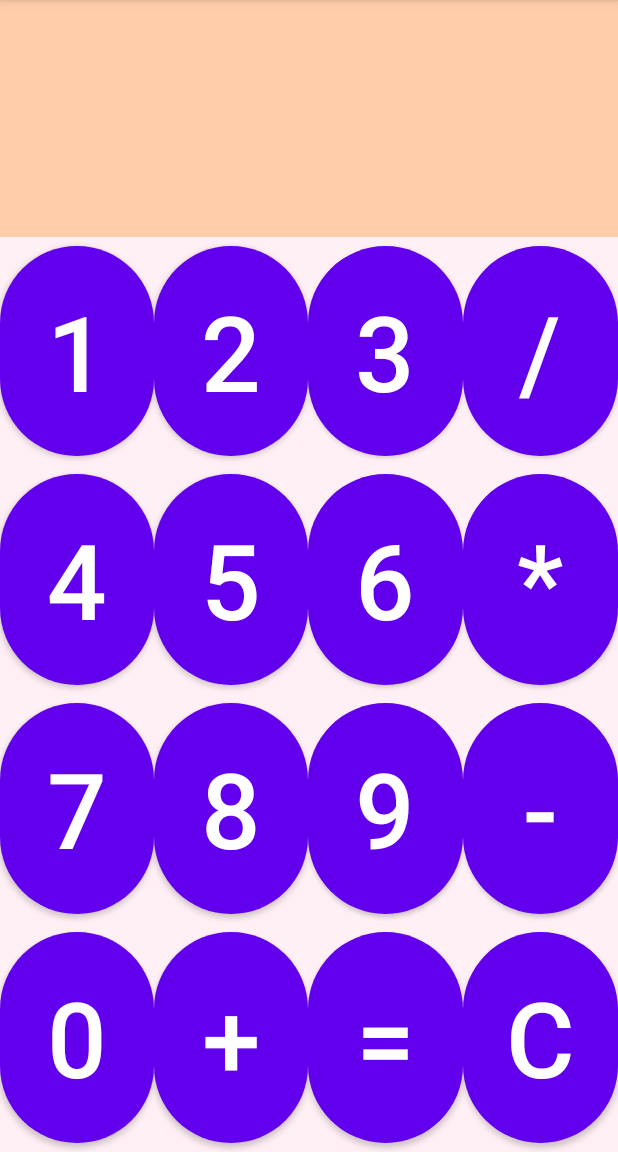
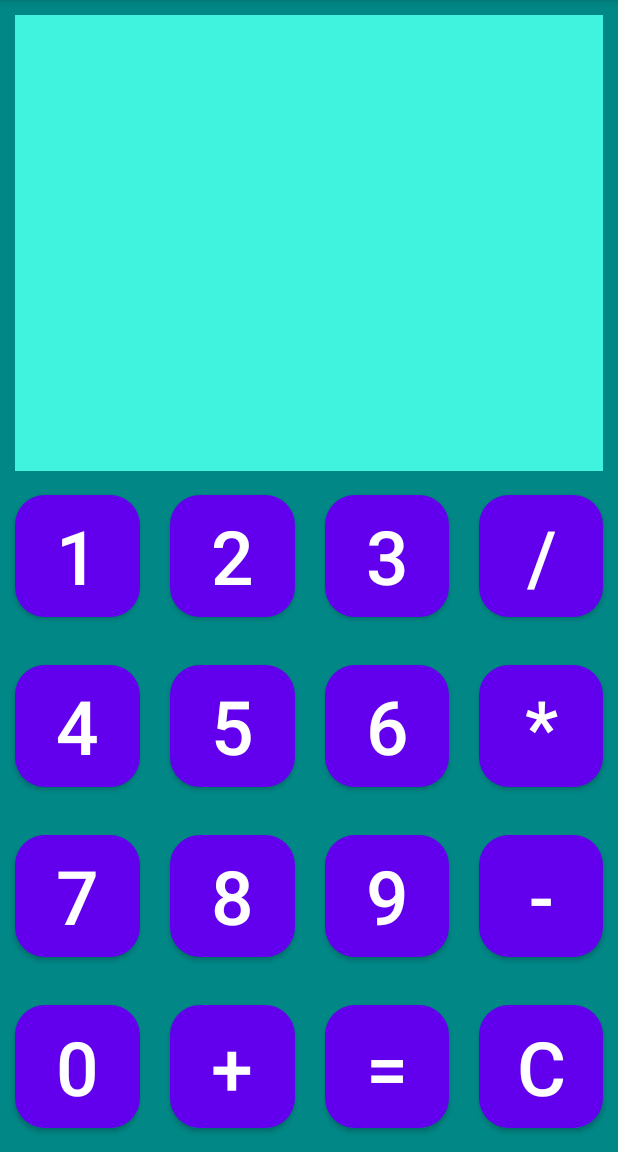
Before and after one commit to Evgeniy909/GeekBrainsLessons, an Android app: the ActivityCalc screen opened directly, with no data from a screen before it, after a tap on an icon or button, on a phone screen of 412 x 824 dp, the part 84-1236 px from its top. Run offline under Robolectric (Android 15) with nearby library versions, the phone set to English and light mode, and no system bars.

Commit message:
Четвёртый урок 1. Переделайте все кнопки на Материал. 2. Все размеры и строки сделайте ресурсами. 3. Создайте стиль для своего приложения. С темами нормально не смог разобраться. Дополнительно сделал рекомендации к третьему ДЗ.

```diff
--- a/app/src/main/java/com/example/geekbrainslessons/ActivityCalc.java
+++ b/app/src/main/java/com/example/geekbrainslessons/ActivityCalc.java
@@ -1,157 +1,126 @@
 package com.example.geekbrainslessons;
 
 import androidx.appcompat.app.AppCompatActivity;
+
+import android.annotation.SuppressLint;
 import android.os.Bundle;
 import android.view.View;
+import android.widget.Button;
 import android.widget.TextView;
+import java.util.HashMap;
 
 public class ActivityCalc extends AppCompatActivity {
 
-    TextView viewResult;
-    private View view;
+    private final int[] numbersButtonIds;
+
+    {
+        numbersButtonIds = new int[]{
+                R.id.buttonZero,
+                R.id.buttonOne,
+                R.id.buttonTwo,
+                R.id.buttonThree,
+                R.id.buttonFour,
+                R.id.buttonFive,
+                R.id.buttonSix,
+                R.id.buttonSeven,
+                R.id.buttonEight,
+                R.id.buttonNine
+        };
+    }
+
+    private final int[] operationsButtonIds;
+
+    {
+        operationsButtonIds = new int[]{
+                R.id.buttonDivision,
+                R.id.buttonMultiplication,
+                R.id.buttonSubtraction,
+                R.id.buttonAddition,
+                R.id.buttonEqually,
+                R.id.buttonClear
+        };
+    }
+
+    Calculation calc = new Calculation();
+
+    private TextView viewResult;
+
+    HashMap<Integer, String> numbersHashMap = new HashMap<>();
 
     @Override
     protected void onCreate(Bundle savedInstanceState) {
         super.onCreate(savedInstanceState);
+        setContentView(R.layout.activity_calc);
 
-        setContentView(R.layout.activity_calc);
+        Button numberButton;
+
+        int i = 0;
+
+        for (int id : numbersButtonIds) {
+            numberButton = (Button) findViewById(id);
+            numberButton.setOnClickListener(clickNumberBut);
+            numbersHashMap.put(id,"" + i++);
+        }
+
+        for (int id : operationsButtonIds) {
+            numberButton = (Button) findViewById(id);
+            numberButton.setOnClickListener(clickOperationBut);
+        }
 
         viewResult = (TextView) findViewById(R.id.textViewResult);
     }
 
-    public static char lastOtherKey;
-    public static String member = "";
-    public static String lefVal = "";
-    char otherKey = 'a';
+    View.OnClickListener clickNumberBut = new View.OnClickListener() {
+        @Override
+        public void onClick(View v) {
+            Button btn = (Button) v;
+            calc.setMember(numbersHashMap.get(btn.getId()));
+            viewResult.setText(calc.getMember());
+        }
+    };
 
-    public void ButtonClick(View view) {
+    View.OnClickListener clickOperationBut = new View.OnClickListener() {
+        @SuppressLint({"SetTextI18n", "NonConstantResourceId"})
+        @Override
+        public void onClick(View v) {
 
-        this.view = view;
-
-        if (lastOtherKey == '=') {
+            if (calc.getLastOperationKey() == '=') {
                 viewResult.setText("");
-            otherKey = 'a';
-            member = "";
+               calc.setMember("");
             }
 
-        int number;
-
-        switch (view.getId()) {
-            case R.id.buttonZero:
-                number = 0;
-                viewResult.setText(viewResult.getText() + "" + number + "");
-                member = member + number;
-                break;
-            case R.id.buttonOne:
-                number = 1;
-                viewResult.setText(viewResult.getText() + "" + number + "");
-                member = member + number;
-                break;
-            case R.id.buttonTwo:
-                number = 2;
-                viewResult.setText(viewResult.getText() + "" + number + "");
-                member = member + number;
-                break;
-            case R.id.buttonThree:
-                number = 3;
-                viewResult.setText(viewResult.getText() + "" + number + "");
-                member = member + number;
-                break;
-            case R.id.buttonFour:
-                number = 4;
-                viewResult.setText(viewResult.getText() + "" + number + "");
-                member = member + number;
-                break;
-            case R.id.buttonFive:
-                number = 5;
-                viewResult.setText(viewResult.getText() + "" + number + "");
-                member = member + number;
-                break;
-            case R.id.buttonSix:
-                number = 6;
-                viewResult.setText(viewResult.getText() + "" + number + "");
-                member = member + number;
-                break;
-            case R.id.buttonSeven:
-                number = 7;
-                viewResult.setText(viewResult.getText() + "" + number + "");
-                member = member + number;
-                break;
-            case R.id.buttonEight:
-                number = 8;
-                viewResult.setText(viewResult.getText() + "" + number + "");
-                member = member + number;
-                break;
-            case R.id.buttonNine:
-                number = 9;
-                viewResult.setText(viewResult.getText() + "" + number + "");
-                member = member + number;
-                break;
+            switch (v.getId()) {
                 case R.id.buttonDivision:
-                otherKey = '/';
-                viewResult.setText(viewResult.getText() + "/");
-                lefVal = member;
-                member = "";
+                    viewResult.setText(calc.getMember() + "/");
+                    calc.setLefVal();
+                    calc.setLastOperationKey('/');
                     break;
                 case R.id.buttonMultiplication:
-                otherKey = '*';
-                viewResult.setText(viewResult.getText() + "*");
-                lefVal = member;
-                member = "";
+                    viewResult.setText(calc.getMember() + "*");
+                    calc.setLefVal();
+                    calc.setLastOperationKey('*');
                     break;
                 case R.id.buttonSubtraction:
-                otherKey = '-';
-                viewResult.setText(viewResult.getText() + "-");
-                lefVal = member;
-                member = "";
+                    viewResult.setText(calc.getMember() + "-");
+                    calc.setLefVal();
+                    calc.setLastOperationKey('-');
                     break;
                 case R.id.buttonAddition:
-                otherKey = '+';
-                viewResult.setText(viewResult.getText() + "+");
-                lefVal = member;
-                member = "";
+                    viewResult.setText(calc.getMember() + "+");
+                    calc.setLefVal();
+                    calc.setLastOperationKey('+');
                     break;
                 case R.id.buttonEqually:
-                otherKey = '=';
+                    viewResult.setText(calc.getResult());
+                    calc.setLastOperationKey('=');
+                    calc.setMember("");
                     break;
                 case R.id.buttonClear:
-                otherKey = 'c';
+                    viewResult.setText("");
+                    calc.setLastOperationKey('c');
+                    calc.setMember("");
                     break;
             }
-
-        if (otherKey == 'c') {
-            otherKey = 'a';
-            viewResult.setText("");
-            member = "";
-            lefVal = "";
-
-        } else if (otherKey == '=') {
-
-            number = 0;
-
-            int currentVal = Integer.parseInt(member);
-            int memVal = Integer.parseInt(lefVal);
-            int result = 0;
-
-            if (lastOtherKey == '/') {
-
-                if (currentVal == 0) {
-                    viewResult.setText("Нельзя делить на ноль!");
-                    return;
-                } else {
-                    result =  memVal / currentVal;
         }
-
-            } else if (lastOtherKey == '*') {
-                result = memVal * currentVal;
-            } else if (lastOtherKey == '-') {
-                result = memVal - currentVal;
-            } else if (lastOtherKey == '+') {
-                result = memVal + currentVal;
+    };
 }
-            viewResult.setText("" + result + "");
-        }
-
-        lastOtherKey = otherKey;
-    }
-}
--- /dev/null
+++ b/app/src/main/java/com/example/geekbrainslessons/Calculation.java
@@ -0,0 +1,72 @@
+package com.example.geekbrainslessons;
+
+public class Calculation {
+
+    private String member = "";
+    private String lefVal = "";
+    private char lastOperationKey;
+    private int result = 0;
+
+    public String getMember() {
+        return lefVal + lastOperationKey + member;
+    }
+
+    public void setMember(String member) {
+        this.member += member;
+    }
+
+    public String getLefVal() {
+        return lefVal;
+    }
+
+    public void setLefVal() {
+        this.lefVal = this.member;
+        this.member = "";
+    }
+
+    public char getLastOperationKey() {
+        return lastOperationKey;
+    }
+
+    public void setLastOperationKey(char lastOperationKey) {
+
+        if (lastOperationKey == 'c') {
+            this.lastOperationKey = Character.MIN_VALUE;
+            lefVal = "";
+            member = "";
+        } else if (lastOperationKey == '=') {
+            lefVal = Integer.toString(result);
+            member = "";
+            this.lastOperationKey = Character.MIN_VALUE;
+        } else {
+            this.lastOperationKey = lastOperationKey;
+        }
+    }
+
+    String getResult() {
+
+        int currentVal = Integer.parseInt(member);
+        int memVal = Integer.parseInt(lefVal);
+
+        if (lastOperationKey == '/') {
+
+            if (currentVal == 0) {
+                return "Нельзя делить на ноль!";
+            } else {
+                result = memVal / currentVal;
+            }
+
+        } else if (lastOperationKey == '*') {
+            result = memVal * currentVal;
+        } else if (lastOperationKey == '-') {
+            result = memVal - currentVal;
+        } else if (lastOperationKey == '+') {
+            result = memVal + currentVal;
+        }
+
+        lastOperationKey = '=';
+
+        return Integer.toString(result);
+    }
+
+}
--- a/app/src/main/res/layout/activity_calc.xml
+++ b/app/src/main/res/layout/activity_calc.xml
@@ -10,20 +10,23 @@
     <TableLayout
         android:layout_width="match_parent"
         android:layout_height="match_parent"
+        android:background="@color/teal_700"
         tools:layout_editor_absoluteX="1dp"
         tools:layout_editor_absoluteY="1dp"
-        tools:ignore="MissingConstraints">
+        tools:ignore="ExtraText,MissingConstraints">
 
         <TextView
             android:id="@+id/textViewResult"
-            android:text=""
+            style="@style/MyCoolStyle"
             android:layout_width="match_parent"
-            android:layout_height="wrap_content"
-            android:background="#ffca"
-            android:layout_weight="3"
+            android:layout_height="196dp"
+            android:layout_weight="18"
+            android:background="#40F3DE"
             android:gravity="center"
             android:inputType="number"
-            android:textSize="30dp" />
+            android:lines="2"
+            android:text=""
+            android:textSize="30sp" />
 
         <TableRow
             android:layout_width="match_parent"
@@ -31,52 +34,52 @@
             android:layout_weight="1"
             >
 
-            <Button
+            <com.google.android.material.button.MaterialButton
                 android:id="@+id/buttonOne"
                 android:layout_width="match_parent"
                 android:layout_height="match_parent"
                 android:layout_span="1"
                 android:layout_weight="1"
-                android:text="1"
-                android:textSize="70dp"
-                app:cornerRadius="90dp"
-                android:onClick="ButtonClick"
+                android:text="@string/_1"
+                android:textSize="@dimen/btnTextSize"
+                app:cornerRadius="@dimen/btnRadius"
+                android:layout_margin="@dimen/btnMargin"
                 />
 
-            <Button
+            <com.google.android.material.button.MaterialButton
                 android:id="@+id/buttonTwo"
                 android:layout_width="match_parent"
                 android:layout_height="match_parent"
                 android:layout_span="1"
                 android:layout_weight="1"
-                android:text="2"
-                android:textSize="70dp"
-                app:cornerRadius="90dp"
-                android:onClick="ButtonClick"
+                android:text="@string/_2"
+                android:textSize="@dimen/btnTextSize"
+                app:cornerRadius="@dimen/btnRadius"
+                android:layout_margin="@dimen/btnMargin"
                 />
 
-            <Button
+            <com.google.android.material.button.MaterialButton
                 android:id="@+id/buttonThree"
                 android:layout_width="match_parent"
                 android:layout_height="match_parent"
                 android:layout_span="1"
                 android:layout_weight="1"
-                android:text="3"
-                android:textSize="70dp"
-                app:cornerRadius="90dp"
-                android:onClick="ButtonClick"
+                android:text="@string/_3"
+                android:textSize="@dimen/btnTextSize"
+                app:cornerRadius="@dimen/btnRadius"
+                android:layout_margin="@dimen/btnMargin"
                 />
 
-            <Button
+            <com.google.android.material.button.MaterialButton
                 android:id="@+id/buttonDivision"
                 android:layout_width="match_parent"
                 android:layout_height="match_parent"
                 android:layout_span="1"
                 android:layout_weight="1"
-                android:text="/"
-                android:textSize="70dp"
-                app:cornerRadius="90dp"
-                android:onClick="ButtonClick"
+                android:text="@string/_div"
+                android:textSize="@dimen/btnTextSize"
+                app:cornerRadius="@dimen/btnRadius"
+                android:layout_margin="@dimen/btnMargin"
                 />
         </TableRow>>
 
@@ -85,52 +88,52 @@
             android:layout_height="match_parent"
             android:layout_weight="1">
 
-            <Button
+            <com.google.android.material.button.MaterialButton
                 android:id="@+id/buttonFour"
                 android:layout_width="match_parent"
                 android:layout_height="match_parent"
                 android:layout_span="1"
                 android:layout_weight="1"
-                android:text="4"
-                android:textSize="70dp"
-                app:cornerRadius="90dp"
-                android:onClick="ButtonClick"
+                android:text="@string/_4"
+                android:textSize="@dimen/btnTextSize"
+                app:cornerRadius="@dimen/btnRadius"
+                android:layout_margin="@dimen/btnMargin"
                 />
 
-            <Button
+            <com.google.android.material.button.MaterialButton
                 android:id="@+id/buttonFive"
                 android:layout_width="match_parent"
                 android:layout_height="match_parent"
                 android:layout_span="1"
                 android:layout_weight="1"
-                android:text="5"
-                android:textSize="70dp"
-                app:cornerRadius="90dp"
-                android:onClick="ButtonClick"
+                android:text="@string/_5"
+                android:textSize="@dimen/btnTextSize"
+                app:cornerRadius="@dimen/btnRadius"
+                android:layout_margin="@dimen/btnMargin"
                 />
 
-            <Button
+            <com.google.android.material.button.MaterialButton
                 android:id="@+id/buttonSix"
                 android:layout_width="match_parent"
                 android:layout_height="match_parent"
                 android:layout_span="1"
                 android:layout_weight="1"
-                android:text="6"
-                android:textSize="70dp"
-                app:cornerRadius="90dp"
-                android:onClick="ButtonClick"
+                android:text="@string/_6"
+                android:textSize="@dimen/btnTextSize"
+                app:cornerRadius="@dimen/btnRadius"
+                android:layout_margin="@dimen/btnMargin"
                 />
 
-            <Button
+            <com.google.android.material.button.MaterialButton
                 android:id="@+id/buttonMultiplication"
                 android:layout_width="match_parent"
                 android:layout_height="match_parent"
                 android:layout_span="1"
                 android:layout_weight="1"
-                android:text="*"
-                android:textSize="70dp"
-                app:cornerRadius="90dp"
-                android:onClick="ButtonClick"
+                android:text="@string/mul"
+                android:textSize="@dimen/btnTextSize"
+                app:cornerRadius="@dimen/btnRadius"
+                android:layout_margin="@dimen/btnMargin"
                 />
         </TableRow>>
 
@@ -139,52 +142,52 @@
             android:layout_height="match_parent"
             android:layout_weight="1">
 
-            <Button
+            <com.google.android.material.button.MaterialButton
                 android:id="@+id/buttonSeven"
                 android:layout_width="match_parent"
                 android:layout_height="match_parent"
                 android:layout_span="1"
                 android:layout_weight="1"
-                android:text="7"
-                android:textSize="70dp"
-                app:cornerRadius="90dp"
-                android:onClick="ButtonClick"
+                android:text="@string/_7"
+                android:textSize="@dimen/btnTextSize"
+                app:cornerRadius="@dimen/btnRadius"
+                android:layout_margin="@dimen/btnMargin"
                 />
 
-            <Button
+            <com.google.android.material.button.MaterialButton
                 android:id="@+id/buttonEight"
                 android:layout_width="match_parent"
                 android:layout_height="match_parent"
                 android:layout_span="1"
                 android:layout_weight="1"
-                android:text="8"
-                android:textSize="70dp"
-                app:cornerRadius="90dp"
-                android:onClick="ButtonClick"
+                android:text="@string/_8"
+                android:textSize="@dimen/btnTextSize"
+                app:cornerRadius="@dimen/btnRadius"
+                android:layout_margin="@dimen/btnMargin"
                 />
 
-            <Button
+            <com.google.android.material.button.MaterialButton
                 android:id="@+id/buttonNine"
                 android:layout_width="match_parent"
                 android:layout_height="match_parent"
                 android:layout_span="1"
                 android:layout_weight="1"
-                android:text="9"
-                android:textSize="70dp"
-                app:cornerRadius="90dp"
-                android:onClick="ButtonClick"
+                android:text="@string/_9"
+                android:textSize="@dimen/btnTextSize"
+                app:cornerRadius="@dimen/btnRadius"
+                android:layout_margin="@dimen/btnMargin"
                 />
 
-            <Button
+            <com.google.android.material.button.MaterialButton
                 android:id="@+id/buttonSubtraction"
                 android:layout_width="match_parent"
                 android:layout_height="match_parent"
                 android:layout_span="1"
                 android:layout_weight="1"
-                android:text="-"
-                android:textSize="70dp"
-                app:cornerRadius="90dp"
-                android:onClick="ButtonClick"
+                android:text="@string/sub"
+                android:textSize="@dimen/btnTextSize"
+                app:cornerRadius="@dimen/btnRadius"
+                android:layout_margin="@dimen/btnMargin"
                 />
 
         </TableRow>>
@@ -194,54 +197,54 @@
             android:layout_height="match_parent"
             android:layout_weight="1">
 
-            <Button
+            <com.google.android.material.button.MaterialButton
                 android:id="@+id/buttonZero"
                 android:layout_width="match_parent"
                 android:layout_height="match_parent"
                 android:layout_span="1"
                 android:layout_weight="1"
-                android:text="0"
-                android:textSize="70dp"
-                app:cornerRadius="90dp"
-                android:onClick="ButtonClick"
+                android:text="@string/_0"
+                android:textSize="@dimen/btnTextSize"
+                app:cornerRadius="@dimen/btnRadius"
+                android:layout_margin="@dimen/btnMargin"
                 />
 
-            <Button
+            <com.google.android.material.button.MaterialButton
                 android:id="@+id/buttonAddition"
                 android:layout_width="match_parent"
                 android:layout_height="match_parent"
                 android:layout_span="1"
                 android:layout_weight="1"
-                android:text="+"
-                android:textSize="70dp"
-                app:cornerRadius="90dp"
-                android:onClick="ButtonClick"
+                android:text="@string/add"
+                android:textSize="@dimen/btnTextSize"
+                app:cornerRadius="@dimen/btnRadius"
+                android:layout_margin="@dimen/btnMargin"
                 />
 
-            <Button
+            <com.google.android.material.button.MaterialButton
                 android:id="@+id/buttonEqually"
                 android:layout_width="match_parent"
                 android:layout_height="match_parent"
                 android:layout_span="1"
                 android:layout_weight="1"
-                android:text="="
-                android:textSize="70dp"
-                app:cornerRadius="90dp"
-                android:onClick="ButtonClick"
+                android:text="@string/eq"
+                android:textSize="@dimen/btnTextSize"
+                app:cornerRadius="@dimen/btnRadius"
+                android:layout_margin="@dimen/btnMargin"
                 />
-            <Button
+
+            <com.google.android.material.button.MaterialButton
                 android:id="@+id/buttonClear"
                 android:layout_width="match_parent"
                 android:layout_height="match_parent"
                 android:layout_span="1"
                 android:layout_weight="1"
-                android:text="C"
-                android:textSize="70dp"
-                app:cornerRadius="90dp"
-                android:onClick="ButtonClick"
+                android:text="@string/clear"
+                android:textSize="@dimen/btnTextSize"
+                app:cornerRadius="@dimen/btnRadius"
+                android:layout_margin="@dimen/btnMargin"
                 />
         </TableRow>>
 
-
     </TableLayout>
 </androidx.constraintlayout.widget.ConstraintLayout>
--- /dev/null
+++ b/app/src/main/res/values/dimens.xml
@@ -0,0 +1,8 @@
+<?xml version="1.0" encoding="utf-8"?>
+<resources>
+    <dimen name="btnTextSize">50dp</dimen>
+    <dimen name="btnRadius">20dp</dimen>
+    <dimen name="btnMargin">10dp</dimen>
+    <dimen name="textSize">20sp</dimen>
+    <dimen name="margin">10dp</dimen>
+</resources>
--- a/app/src/main/res/values/strings.xml
+++ b/app/src/main/res/values/strings.xml
@@ -1,3 +1,19 @@
 <resources>
     <string name="app_name">GeekBrainsLessons</string>
+    <string name="_1">1</string>
+    <string name="_2">2</string>
+    <string name="_3">3</string>
+    <string name="_div">/</string>
+    <string name="_4">4</string>
+    <string name="_5">5</string>
+    <string name="_6">6</string>
+    <string name="mul">*</string>
+    <string name="_7">7</string>
+    <string name="_8">8</string>
+    <string name="_9">9</string>
+    <string name="sub">-</string>
+    <string name="_0">0</string>
+    <string name="add">+</string>
+    <string name="eq">=</string>
+    <string name="clear">C</string>
 </resources>
--- a/app/src/main/res/values/themes.xml
+++ b/app/src/main/res/values/themes.xml
@@ -13,4 +13,16 @@
         <item name="android:statusBarColor" tools:targetApi="l">?attr/colorPrimaryVariant</item>
         <!-- Customize your theme here. -->
     </style>
+
+    <style name="MyCoolStyle">
+        <item name="android:textSize">@dimen/textSize</item>
+        <item name="android:textColor">@color/design_default_color_primary</item>
+        <item name="android:layout_marginStart">@dimen/margin</item>
+        <item name="android:layout_marginEnd">@dimen/margin</item>
+        <item name="android:layout_marginTop">@dimen/margin</item>
+        <item name="android:fontFamily">cursive</item>
+        <item name="android:textStyle">italic</item>
+    </style>
+
+
 </resources>
```
Lines whose indentation alone changed are shown as unchanged.
